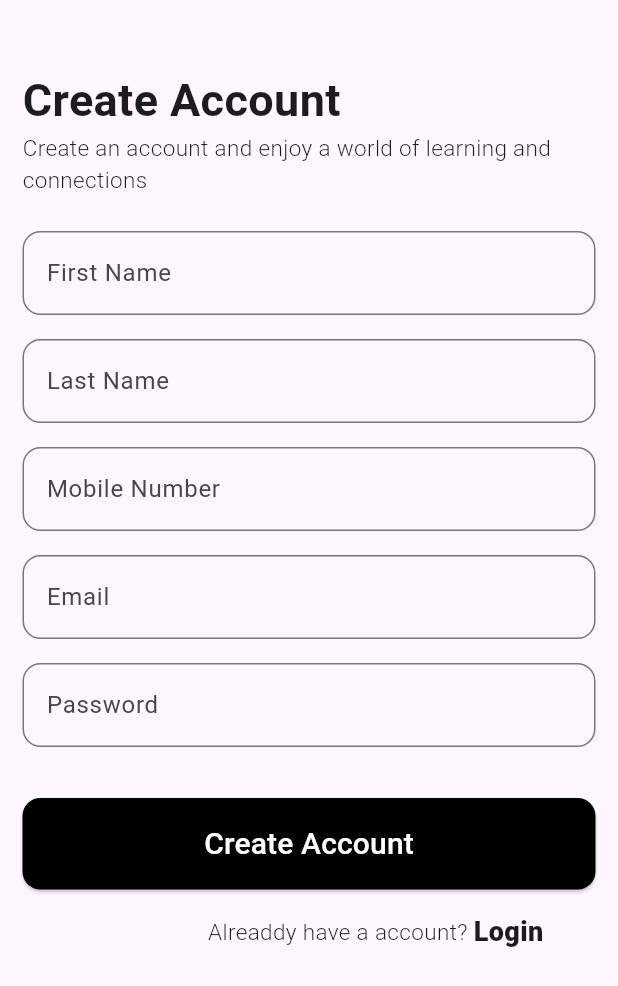
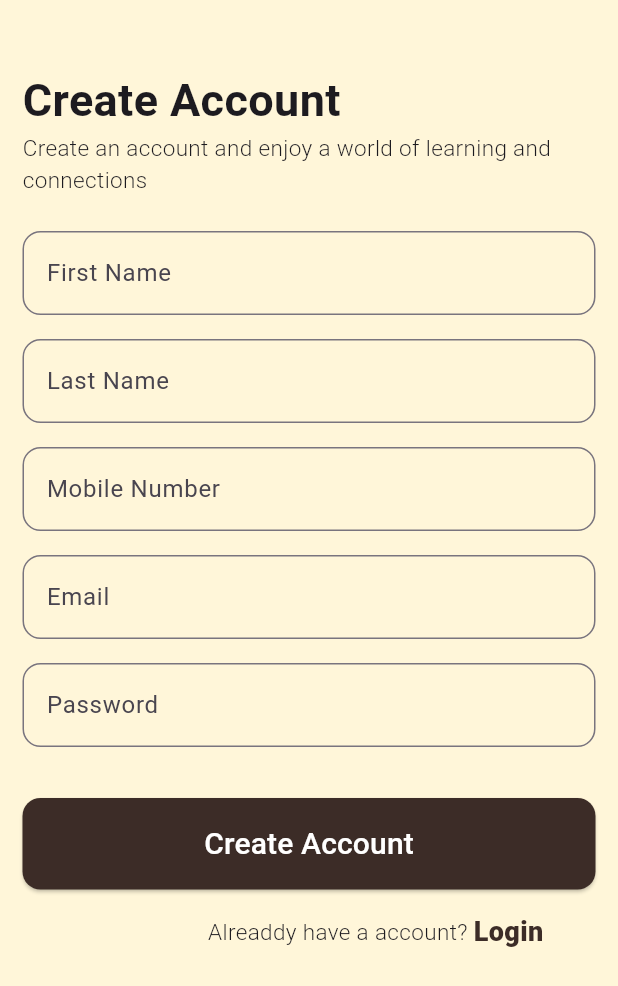
Before and after one commit to samitdawane/swapgo, a Flutter app: the screen it shows after launch, on a phone screen of 412 x 824 dp. Shown: the top 986 px of the screen. Run offline on Flutter 3.47's test engine with Material 3 defaults, Android fonts, the phone set to English and light mode, and no system bars; our stand-ins replace connectivity_plus, get, google_fonts.

Commit message:
completed static pages with flow - Registration, login, profile

```diff
--- a/lib/modules/registration/registration.dart
+++ b/lib/modules/registration/registration.dart
@@ -1,6 +1,7 @@
 import 'package:flutter/material.dart';
 import 'package:get/get.dart';
 import 'package:get/get_core/src/get_main.dart';
+import 'package:swapgo/core/common/app_colors.dart';
 import 'package:swapgo/modules/login/login_page.dart';
 import 'package:swapgo/modules/registration/registration_controller.dart';
 import 'package:swapgo/utils/app_constants.dart';
@@ -21,7 +22,7 @@ class RegistrationScreen extends StatelessWidget {
   @override
   Widget build(BuildContext context) {
     return Scaffold(
-
+      backgroundColor: AppColors.backgroundColor,
       body: SafeArea(
         child: Padding(
           padding: const EdgeInsets.only(top: 45.0,left: 15,right: 15),
@@ -136,7 +137,7 @@ class RegistrationScreen extends StatelessWidget {
                   width: double.infinity,
                   child: ElevatedButton(
                     style: ElevatedButton.styleFrom(
-                      backgroundColor: Colors.black, // button color
+                      backgroundColor: AppColors.primaryColor, // button color
                       shape: RoundedRectangleBorder(
                         borderRadius: BorderRadius.circular(12), // rounded corners
                       ),
@@ -168,6 +169,8 @@ class RegistrationScreen extends StatelessWidget {
                         ),
                       ),Text('Login ',
                         style: TextStyle(
+                          color: AppColors.primaryColor,
+
                           fontSize: 18,
                           fontWeight: FontWeight.w800,
                         ),
```
